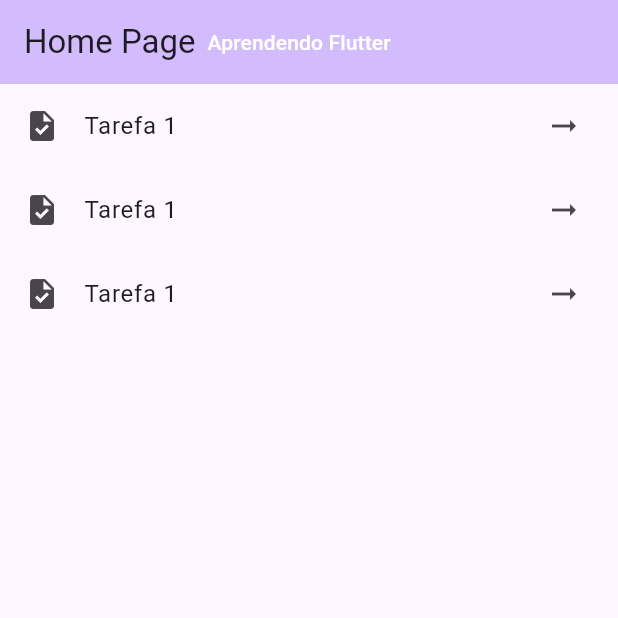
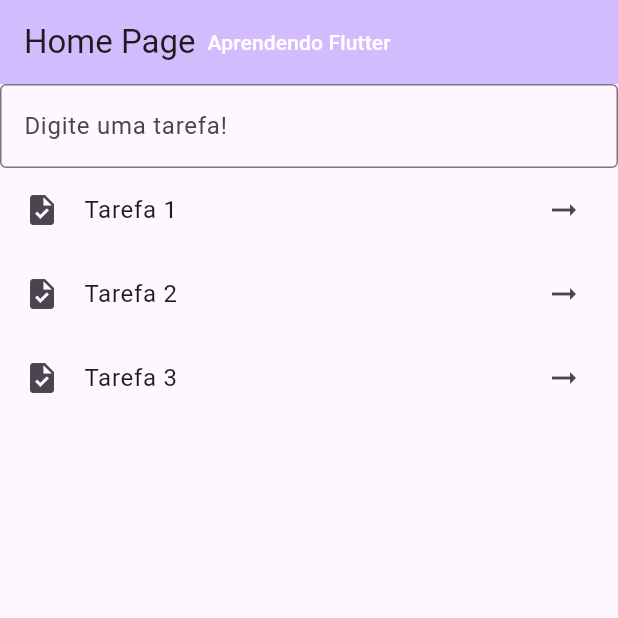
Before and after one commit to millena-kppn/Primeira-Application-Flutter, a Flutter app: the screen it shows after launch, on a phone screen of 412 x 824 dp, the top half of it. Run offline on Flutter 3.47's test engine with Material 3 defaults, Android fonts, the phone set to English and light mode, and no system bars.

Commit message:
Criando um box de text para a application

```diff
--- a/lib/pages/home_page.dart
+++ b/lib/pages/home_page.dart
@@ -1,4 +1,5 @@
 import 'package:flutter/material.dart';
+import 'package:flutter/services.dart';
 import 'package:primeira_application_flutter/widgets/subtitulo_widget.dart';
 
 class MyHomePage extends StatefulWidget {
@@ -24,18 +25,28 @@ class _MyHomePageState extends State<MyHomePage> {
           ],
         ),
       ),
-      body: Center(
+      body: Column(
+        children: [
+          TextFormField(
+            decoration: InputDecoration(
+              border: OutlineInputBorder(),
+              labelText: "Digite uma tarefa!",
+            ),
+          ),
+          Expanded(
             child: ListView.builder(
               itemCount: tarefas.length,
               itemBuilder: (context, index) {
                 return ListTile(
                   leading: Icon(Icons.task),
-              title: Text("Tarefa 1"),
+                  title: Text("${tarefas[index]}"),
                   trailing: Icon(Icons.arrow_right_alt_outlined),
                 );
               },
             ),
           ),
+        ],
+      ),
     );
   }
 }
```
Lines whose indentation alone changed are shown as unchanged.
